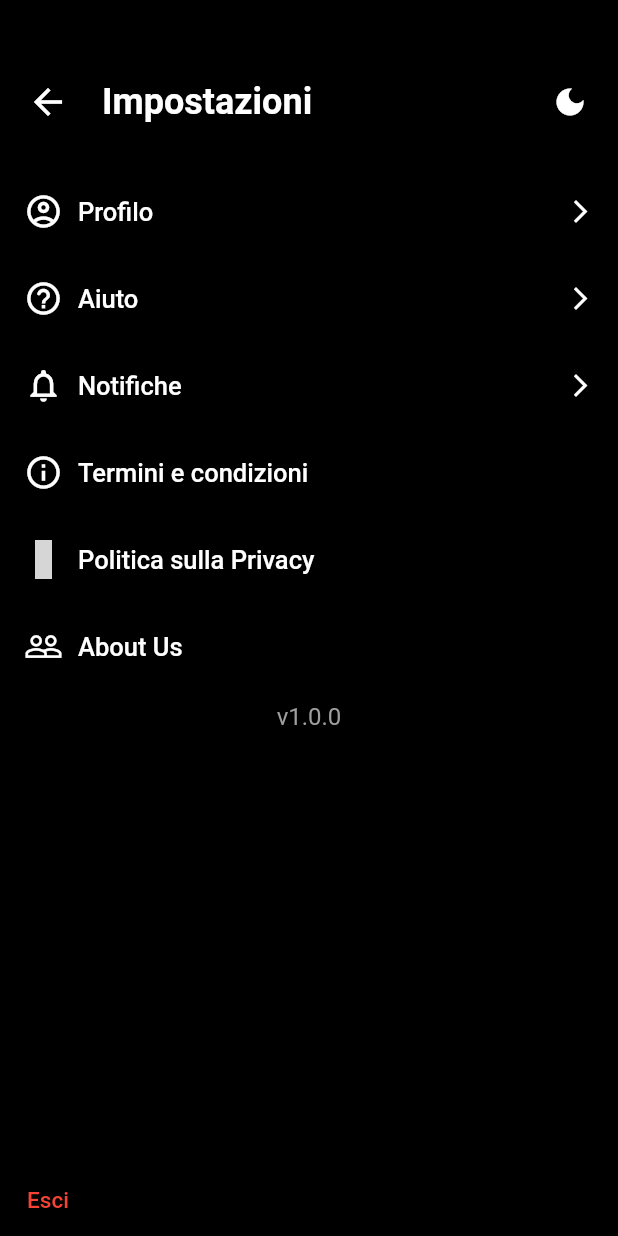
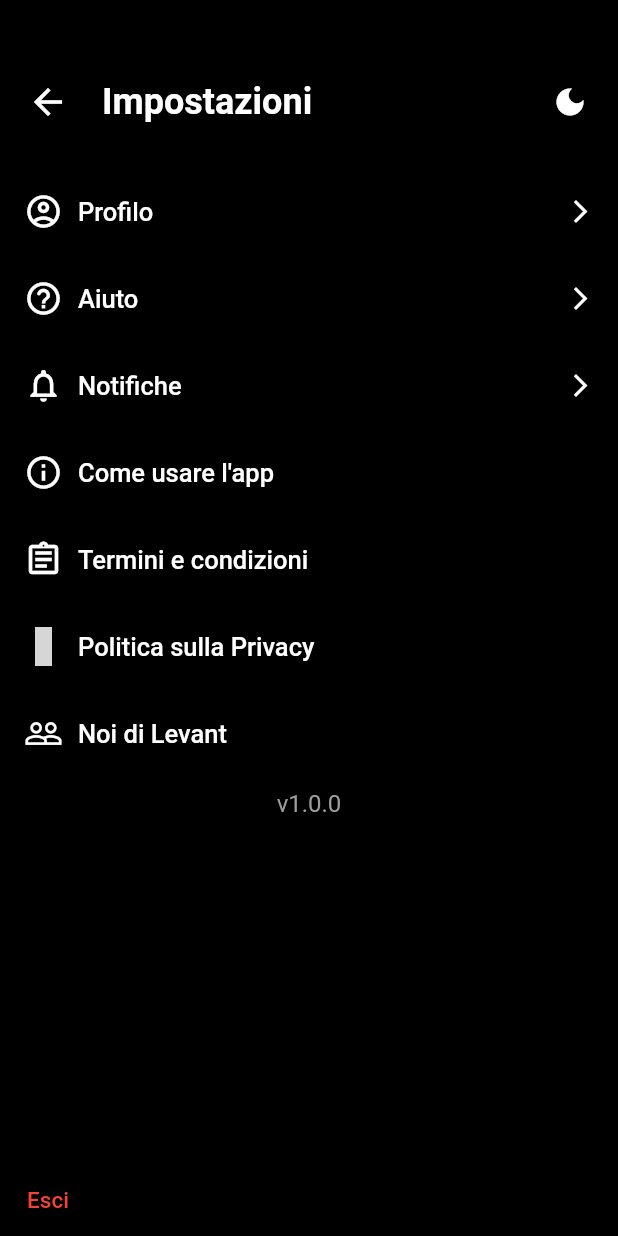
Before and after one commit to Stelk-dev/levant, a Flutter app: the SettingsRoute screen opened directly, on a phone screen of 412 x 824 dp. Run offline on Flutter 3.47's test engine with Material 2 defaults, Android fonts, the phone set to English and light mode, and no system bars; our stand-ins replace cached_network_image, cloud_firestore, firebase_auth, firebase_core, firebase_storage, flash and 9 more; missing offline and left inert: flutter_facebook_login; accounts and stored records are empty; grey boxes are pictures that could not be loaded.

```diff
--- a/lib/main/settings/SettingsPage.dart
+++ b/lib/main/settings/SettingsPage.dart
@@ -4,6 +4,9 @@ import 'package:flutter/material.dart';
 import 'package:flutter_icons/flutter_icons.dart';
 import 'package:levant/auth/main/login.dart';
 import 'package:levant/auth/service/authentication.dart';
+import 'package:levant/intro/introScreen.dart';
+import 'package:levant/main/settings/pages/help/helpPage.dart';
+import 'package:levant/main/settings/pages/notification/notificationPage.dart';
 import 'package:levant/main/settings/pages/profile/profileSettings.dart';
 import 'package:levant/style/mainDecoration.dart';
 import 'package:package_info/package_info.dart';
@@ -16,45 +19,6 @@ class SettingsRoute extends StatefulWidget {
 class _SettingsRouteState extends State<SettingsRoute> {
   bool darkMode = true;
   String _packageVersion = "";
-
-  Widget sectionButton({
-    required String title,
-    required IconData icon,
-    required Function()? function,
-    bool isNavigatable = true,
-  }) {
-    return TextButton(
-      onPressed: function,
-      child: Padding(
-        padding: const EdgeInsets.all(8.0),
-        child: Row(
-          mainAxisAlignment: MainAxisAlignment.spaceBetween,
-          crossAxisAlignment: CrossAxisAlignment.center,
-          children: [
-            Row(
-              children: [
-                Icon(icon, color: Colors.white, size: 26),
-                SizedBox(
-                  width: 10,
-                ),
-                Text(
-                  title,
-                  style: TextStyle(color: Colors.white, fontSize: 17),
-                ),
-              ],
-            ),
-            isNavigatable
-                ? Icon(
-                    Icons.arrow_forward_ios_outlined,
-                    color: Colors.white,
-                    size: 18,
-                  )
-                : Container(),
-          ],
-        ),
-      ),
-    );
-  }
 
   @override
   void initState() {
@@ -94,7 +58,7 @@ class _SettingsRouteState extends State<SettingsRoute> {
                     ),
                   ),
                   // #region Section buttons
-                  sectionButton(
+                  MainDecorationApp.sectionOtpionButton(
                     title: "Profilo",
                     icon: Icons.account_circle_outlined,
                     function: () => Navigator.of(context).push(
@@ -103,34 +67,48 @@ class _SettingsRouteState extends State<SettingsRoute> {
                       ),
                     ),
                   ),
-                  sectionButton(
+                  MainDecorationApp.sectionOtpionButton(
                     title: "Aiuto",
                     icon: Icons.help_outline_rounded,
                     function: () => Navigator.of(context).push(
                       CupertinoPageRoute(
-                        builder: (_) => ProfileRouteSettings(),
+                        builder: (_) => HelpRouteSettings(),
                       ),
                     ),
                   ),
-                  sectionButton(
+                  MainDecorationApp.sectionOtpionButton(
                     title: "Notifiche",
                     icon: Icons.notifications_outlined,
-                    function: () => {},
+                    function: () => Navigator.of(context).push(
+                      CupertinoPageRoute(
+                        builder: (_) => NotificationRouteSettings(),
+                      ),
+                    ),
                   ),
-                  sectionButton(
+                  MainDecorationApp.sectionOtpionButton(
+                    title: "Come usare l'app",
+                    icon: Icons.info_outline,
+                    function: () => Navigator.of(context).push(
+                      MaterialPageRoute(
+                        builder: (_) => IntroScreenRoute(),
+                      ),
+                    ),
+                    isNavigatable: false,
+                  ),
+                  MainDecorationApp.sectionOtpionButton(
                     title: "Termini e condizioni",
-                    icon: Icons.info_outline,
+                    icon: Icons.assignment_outlined,
                     function: () => {},
                     isNavigatable: false,
                   ),
-                  sectionButton(
+                  MainDecorationApp.sectionOtpionButton(
                     title: "Politica sulla Privacy",
                     icon: FlutterIcons.shield_account_outline_mco,
                     function: () => {},
                     isNavigatable: false,
                   ),
-                  sectionButton(
-                    title: "About Us",
+                  MainDecorationApp.sectionOtpionButton(
+                    title: "Noi di Levant",
                     icon: FlutterIcons.people_outline_mdi,
                     function: () {},
                     isNavigatable: false,
--- a/lib/style/mainDecoration.dart
+++ b/lib/style/mainDecoration.dart
@@ -184,4 +184,43 @@ class MainDecorationApp {
       ),
     );
   }
+
+  static Widget sectionOtpionButton({
+    required String title,
+    required IconData icon,
+    required Function()? function,
+    bool isNavigatable = true,
+  }) {
+    return TextButton(
+      onPressed: function,
+      child: Padding(
+        padding: const EdgeInsets.all(8.0),
+        child: Row(
+          mainAxisAlignment: MainAxisAlignment.spaceBetween,
+          crossAxisAlignment: CrossAxisAlignment.center,
+          children: [
+            Row(
+              children: [
+                Icon(icon, color: Colors.white, size: 26),
+                SizedBox(
+                  width: 10,
+                ),
+                Text(
+                  title,
+                  style: TextStyle(color: Colors.white, fontSize: 17),
+                ),
+              ],
+            ),
+            isNavigatable
+                ? Icon(
+                    Icons.arrow_forward_ios_outlined,
+                    color: Colors.white,
+                    size: 18,
+                  )
+                : Container(),
+          ],
+        ),
+      ),
+    );
+  }
 }
--- a/lib/style/mainStyle.dart
+++ b/lib/style/mainStyle.dart
@@ -12,6 +12,9 @@ class MainColorsApp {
 
   /// Color.fromRGBO(220, 248, 134, 1)
   static const Color logo_yellow_color = Color.fromRGBO(220, 248, 134, 1);
+
+  /// Color.fromRGBO(125, 66, 181, 1)
+  static const Color logo_purple_color = Color.fromRGBO(125, 66, 181, 1);
 }
 
 class MainFontsApp {
--- a/pubspec.yaml
+++ b/pubspec.yaml
@@ -73,6 +73,8 @@ flutter:
   # To add assets to your application, add an assets section, like this:
   assets:
     - assets/background/
+    - assets/icons/
+    - assets/intro/
 
   # An image asset can refer to one or more resolution-specific "variants", see
   # https://flutter.dev/assets-and-images/#resolution-aware.
```
Also changed, not shown: lib/intro/introScreen.dart (added, +180 -0 lines), lib/main/account/account.dart (+15 -6 lines), lib/main/settings/pages/help/helpPage.dart (added, +36 -0 lines), lib/main/settings/pages/notification/notificationPage.dart (added, +63 -0 lines), assets/icons/icon_levant.png (added), assets/intro/1.png (added), assets/intro/2.png (added), assets/intro/3.png (added).
